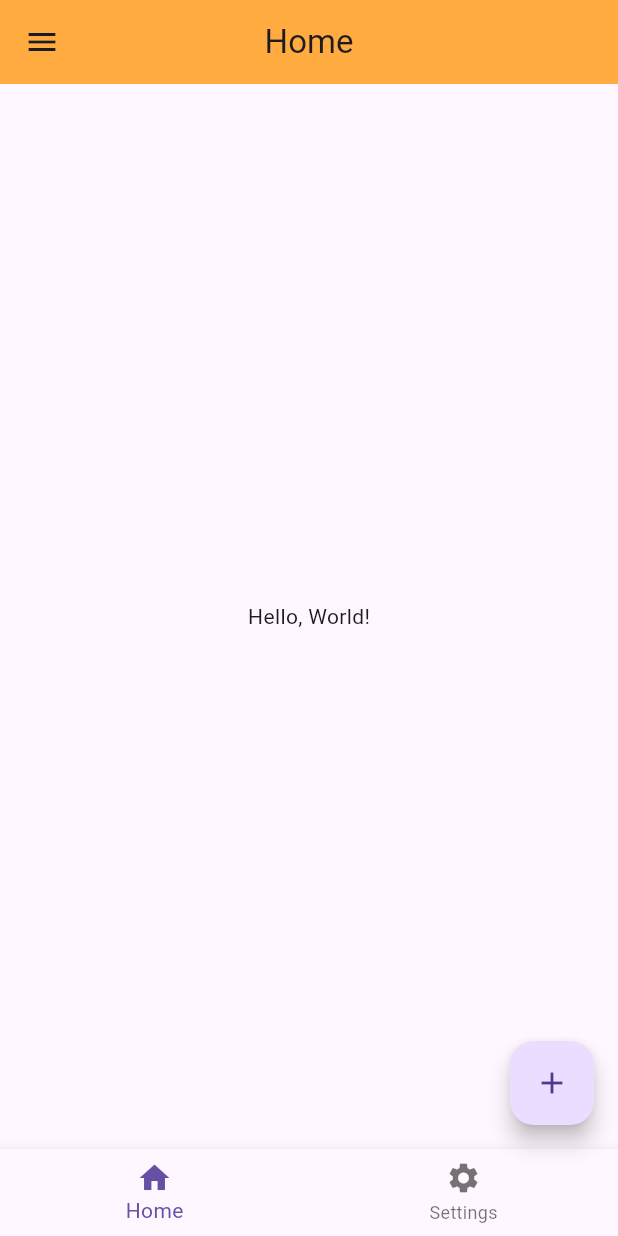
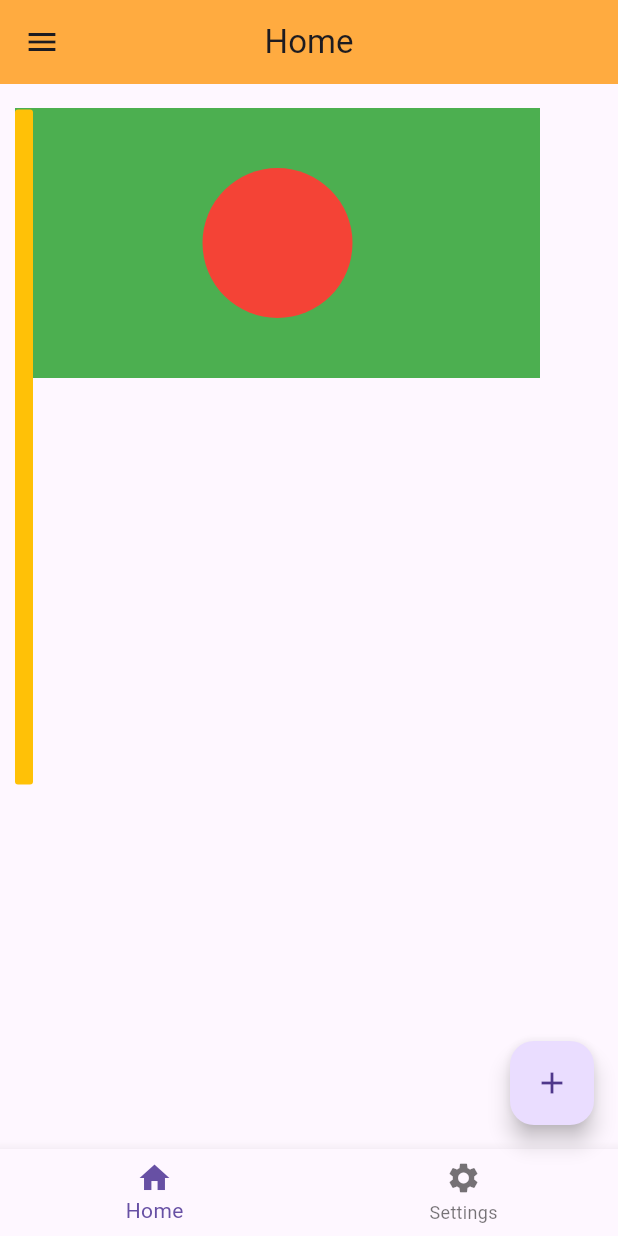
Before and after one commit to tarifalhasan/Flutter-Bootcamp, a Flutter app: the screen it shows after launch, on a phone screen of 412 x 824 dp. Run offline on Flutter 3.47's test engine with Material 3 defaults, Android fonts, the phone set to English and light mode, and no system bars.

Commit message:
stack widget

```diff
--- a/lib/main.dart
+++ b/lib/main.dart
@@ -18,8 +18,39 @@ class MyApp extends StatelessWidget {
           backgroundColor: Colors.orangeAccent,
           centerTitle: true,
         ),
-        body: const Center(
-          child: Text('Hello, World!'),
+        body: SafeArea(
+          child: Padding(
+            padding: const EdgeInsets.only(top: 16.0, left: 10),
+            child: Stack(
+              alignment: Alignment.center,
+              clipBehavior: Clip.none,
+              children: [
+                Container(
+                  height: 180,
+                  width: 350,
+                  color: Colors.green,
+                ),
+                Container(
+                  height: 100,
+                  width: 100,
+                  decoration: BoxDecoration(
+                      color: Colors.red,
+                      borderRadius: BorderRadius.circular(100)),
+                ),
+                Positioned(
+                  top: 1,
+                  left: 0,
+                  child: Container(
+                    height: 450,
+                    width: 12,
+                    decoration: BoxDecoration(
+                        color: Colors.amber,
+                        borderRadius: BorderRadius.circular(2)),
+                  ),
+                )
+              ],
+            ),
+          ),
         ),
         drawer: const Drawer(
           child: Column(children: []),
```
